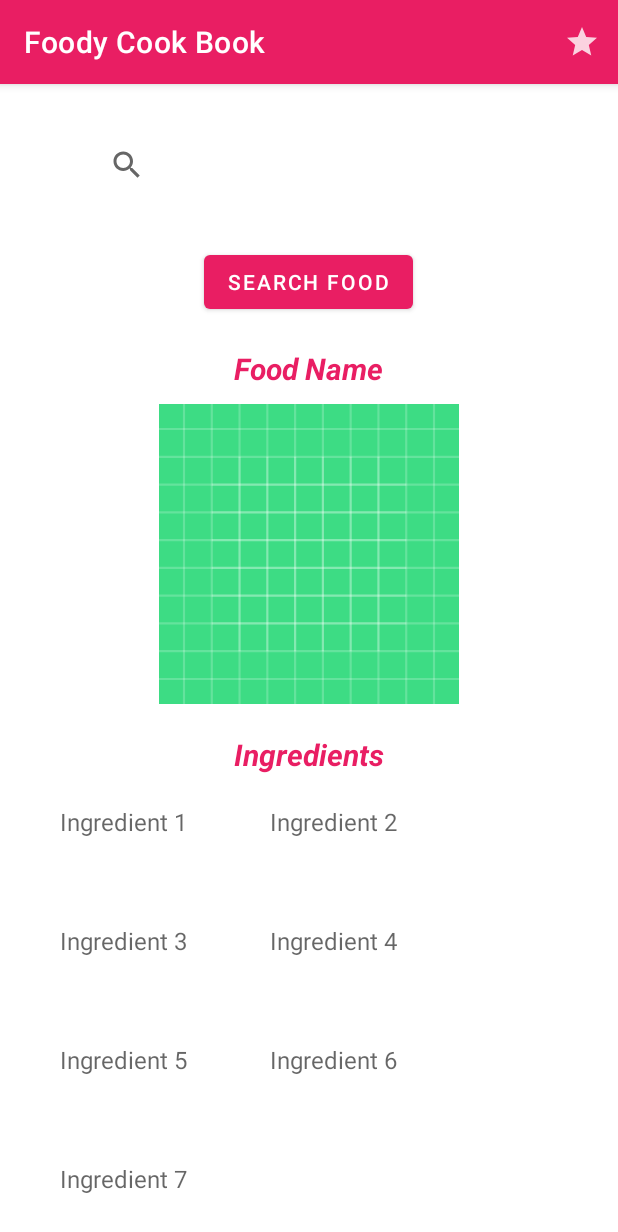
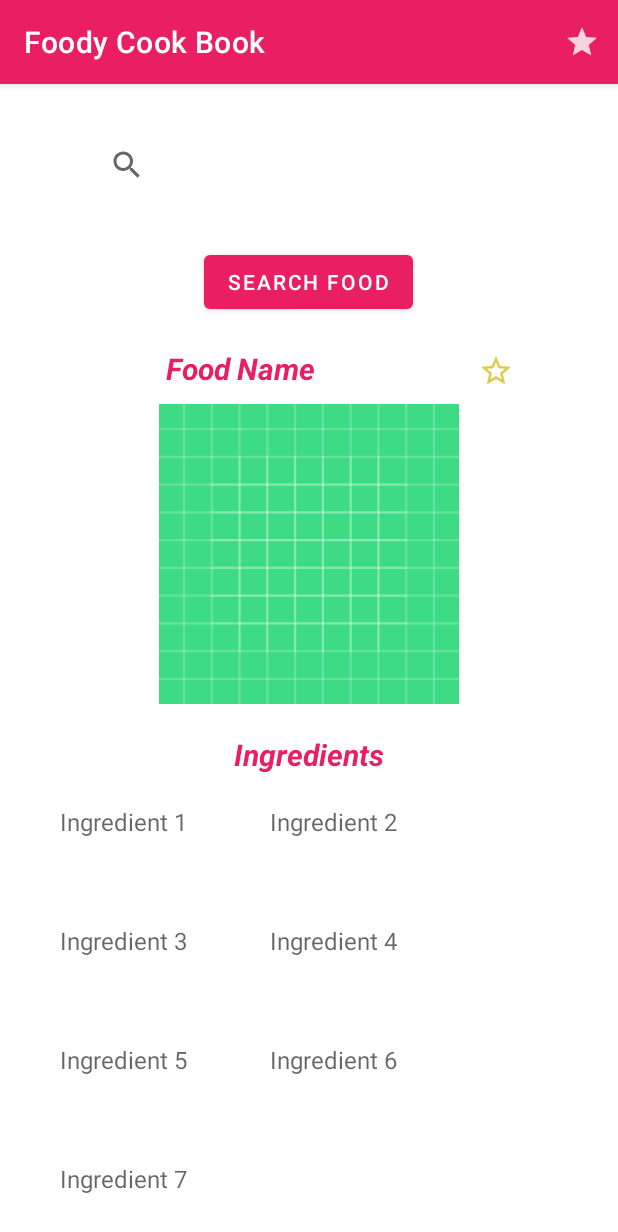
Before and after one commit to GOKUL41602/Foody_CookBook, an Android app: the screen it shows after launch (MainActivity), after a tap on "SEARCH FOOD", on a phone screen of 412 x 824 dp. Shown: the top 1232 px of the screen. Run offline under Robolectric (Android 15) with nearby library versions, the phone set to English and light mode, and no system bars; our stand-ins replace Picasso, Volley; network calls fail; pictures from the network do not load; 1 statement that could not run was skipped.

Commit message:
Foody Cook Book.

```diff
--- a/app/src/main/res/layout/activity_main.xml
+++ b/app/src/main/res/layout/activity_main.xml
@@ -8,18 +8,18 @@
 
 
     <ProgressBar
+        android:id="@+id/progressbar"
         android:layout_width="50dp"
         android:layout_height="50dp"
-        android:layout_centerInParent="true"
-        android:id="@+id/progressbar"/>
+        android:layout_centerInParent="true" />
 
     <androidx.appcompat.widget.SearchView
         android:id="@+id/searchView"
         android:layout_width="290dp"
-        app:queryHint="Search Food by Name"
         android:layout_height="wrap_content"
         android:layout_centerHorizontal="true"
-        android:layout_marginTop="30dp" />
+        android:layout_marginTop="30dp"
+        app:queryHint="Search Food by Name" />
 
     <Button
         android:id="@+id/searchBtn"
@@ -56,7 +56,7 @@
 
             <TextView
                 android:id="@+id/homePage_foodName"
-                android:layout_width="wrap_content"
+                android:layout_width="190dp"
                 android:layout_height="wrap_content"
                 android:layout_centerHorizontal="true"
                 android:layout_marginTop="10dp"
@@ -64,6 +64,16 @@
                 android:textColor="@color/pink"
                 android:textSize="20sp"
                 android:textStyle="bold|italic" />
+
+            <ImageButton
+                android:id="@+id/homePage_fav"
+                android:layout_width="20dp"
+                android:layout_height="20dp"
+                android:layout_marginLeft="20dp"
+                android:layout_marginTop="15dp"
+                android:layout_toRightOf="@+id/homePage_foodName"
+                android:background="@color/white"
+                android:src="@drawable/ic_un_favourite" />
 
             <ImageView
                 android:id="@+id/homePage_foodImage"
```
Also changed, not shown: app/src/main/java/com/example/apiproject/MainActivity.java (+58 -1 lines).
